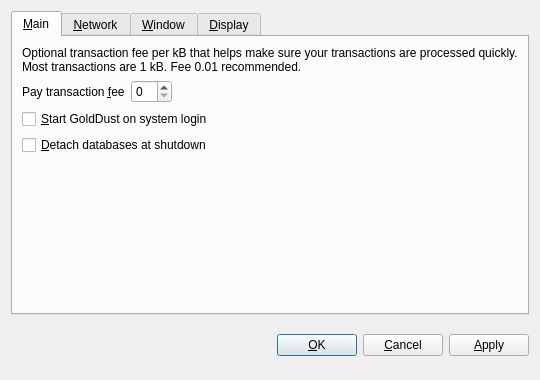
This is src/qt/forms/optionsdialog.ui in sdmathis/template as Qt 5 draws it before an edit. The edited form follows.
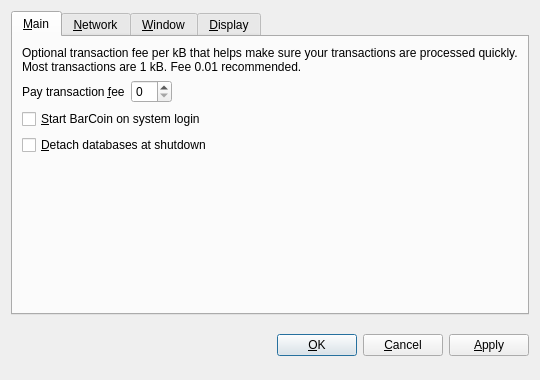
This is the edited form. The open tabs and pages were chosen to show the change. Custom widgets are drawn as their Qt base class.

```diff
--- a/src/qt/forms/optionsdialog.ui
+++ b/src/qt/forms/optionsdialog.ui
@@ -82,7 +82,7 @@
           <string>Automatically start GoldDust after logging in to the system.</string>
          </property>
          <property name="text">
-          <string>&amp;Start GoldDust on system login</string>
+          <string>&amp;Start BarCoin on system login</string>
          </property>
         </widget>
        </item>
```
Left out of the diff: 10 changed lines with no effect on the pictures.
